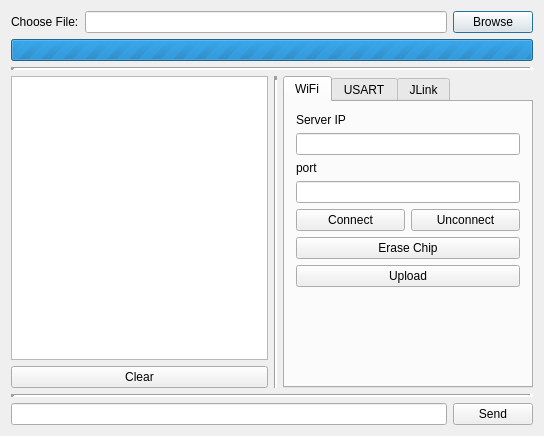
Old version of the form tcpdialog.ui in the repository liangzelang/TcpClient_Qt_PX4Uploader.
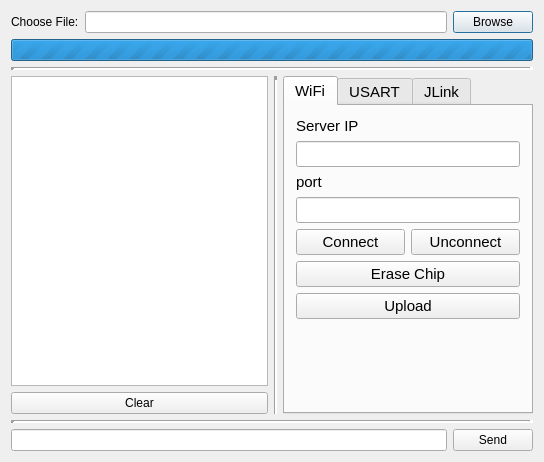
New version of the form. The open tabs and pages were chosen to show the change.

Commit message: V1.1 Add the USART and WiFi to upload the relate firmware for PX4

Diff of the .ui file:
```diff
--- a/tcpdialog.ui
+++ b/tcpdialog.ui
@@ -7,7 +7,7 @@
     <x>0</x>
     <y>0</y>
     <width>544</width>
-    <height>436</height>
+    <height>462</height>
    </rect>
   </property>
   <property name="windowTitle">
@@ -104,6 +104,15 @@
      </item>
      <item>
       <widget class="QTabWidget" name="tabWidget">
+       <property name="enabled">
+        <bool>true</bool>
+       </property>
+       <property name="font">
+        <font>
+         <pointsize>11</pointsize>
+         <italic>false</italic>
+        </font>
+       </property>
        <property name="currentIndex">
         <number>1</number>
        </property>
```
Left out of the diff: 5 changed lines with no effect on the pictures. The commit also changes 2 other files.
